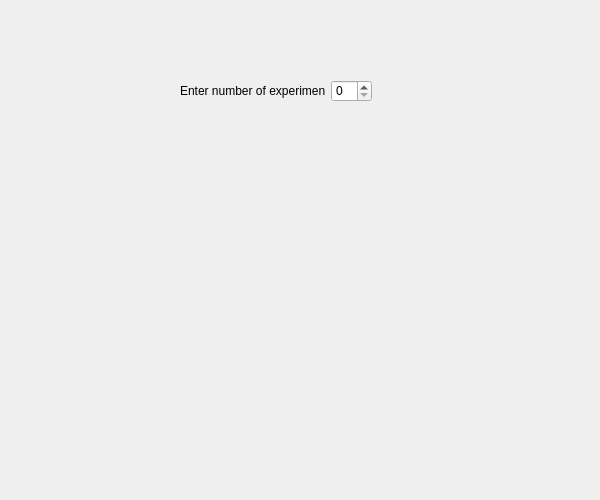
The window that Lab2/card.ui (JuliaNortman/LabWorks) describes before a commit, drawn with Qt 5.
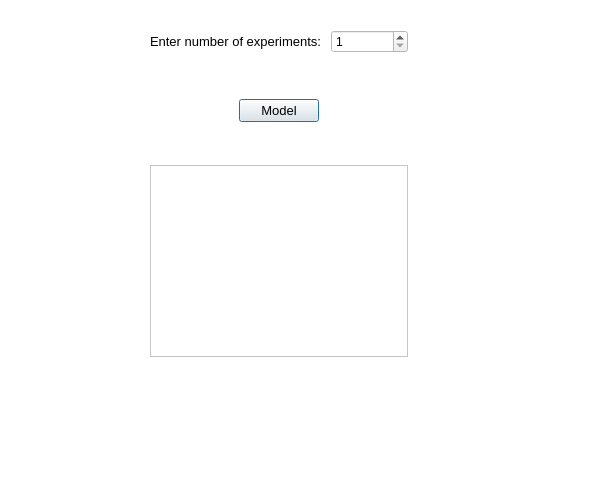
The same window after the commit.

Diff of the .ui file:
```diff
--- a/Lab2/card.ui
+++ b/Lab2/card.ui
@@ -10,28 +10,192 @@
     <height>500</height>
    </rect>
   </property>
+  <property name="palette">
+   <palette>
+    <active>
+     <colorrole role="Base">
+      <brush brushstyle="SolidPattern">
+       <color alpha="255">
+        <red>255</red>
+        <green>255</green>
+        <blue>255</blue>
+       </color>
+      </brush>
+     </colorrole>
+     <colorrole role="Window">
+      <brush brushstyle="SolidPattern">
+       <color alpha="255">
+        <red>255</red>
+        <green>255</green>
+        <blue>255</blue>
+       </color>
+      </brush>
+     </colorrole>
+    </active>
+    <inactive>
+     <colorrole role="Base">
+      <brush brushstyle="SolidPattern">
+       <color alpha="255">
+        <red>255</red>
+        <green>255</green>
+        <blue>255</blue>
+       </color>
+      </brush>
+     </colorrole>
+     <colorrole role="Window">
+      <brush brushstyle="SolidPattern">
+       <color alpha="255">
+        <red>255</red>
+        <green>255</green>
+        <blue>255</blue>
+       </color>
+      </brush>
+     </colorrole>
+    </inactive>
+    <disabled>
+     <colorrole role="Base">
+      <brush brushstyle="SolidPattern">
+       <color alpha="255">
+        <red>255</red>
+        <green>255</green>
+        <blue>255</blue>
+       </color>
+      </brush>
+     </colorrole>
+     <colorrole role="Window">
+      <brush brushstyle="SolidPattern">
+       <color alpha="255">
+        <red>255</red>
+        <green>255</green>
+        <blue>255</blue>
+       </color>
+      </brush>
+     </colorrole>
+    </disabled>
+   </palette>
+  </property>
   <property name="windowTitle">
    <string>Dialog</string>
   </property>
   <widget class="QWidget" name="">
    <property name="geometry">
     <rect>
-     <x>180</x>
-     <y>80</y>
-     <width>192</width>
-     <height>22</height>
+     <x>150</x>
+     <y>30</y>
+     <width>258</width>
+     <height>327</height>
     </rect>
    </property>
-   <layout class="QHBoxLayout" name="horizontalLayout">
+   <layout class="QVBoxLayout" name="verticalLayout_3">
     <item>
-     <widget class="QLabel" name="label">
-      <property name="text">
-       <string>Enter number of experiments: </string>
-      </property>
-     </widget>
+     <layout class="QVBoxLayout" name="verticalLayout_2">
+      <item>
+       <layout class="QVBoxLayout" name="verticalLayout">
+        <item>
+         <layout class="QHBoxLayout" name="horizontalLayout">
+          <item>
+           <widget class="QLabel" name="label">
+            <property name="font">
+             <font>
+              <family>Arial</family>
+              <pointsize>10</pointsize>
+             </font>
+            </property>
+            <property name="text">
+             <string>Enter number of experiments: </string>
+            </property>
+           </widget>
+          </item>
+          <item>
+           <widget class="QSpinBox" name="cardQuantaty">
+            <property name="minimum">
+             <number>1</number>
+            </property>
+            <property name="maximum">
+             <number>36</number>
+            </property>
+           </widget>
+          </item>
+         </layout>
+        </item>
+        <item>
+         <spacer name="verticalSpacer">
+          <property name="orientation">
+           <enum>Qt::Vertical</enum>
+          </property>
+          <property name="sizeHint" stdset="0">
+           <size>
+            <width>20</width>
+            <height>40</height>
+           </size>
+          </property>
+         </spacer>
+        </item>
+        <item>
+         <layout class="QHBoxLayout" name="horizontalLayout_2">
+          <item>
+           <spacer name="horizontalSpacer">
+            <property name="orientation">
+             <enum>Qt::Horizontal</enum>
+            </property>
+            <property name="sizeHint" stdset="0">
+             <size>
+              <width>48</width>
+              <height>20</height>
+             </size>
+            </property>
+           </spacer>
+          </item>
+          <item>
+           <widget class="QPushButton" name="cardModelButton">
+            <property name="font">
+             <font>
+              <family>Arial</family>
+              <pointsize>10</pointsize>
+             </font>
+            </property>
+            <property name="cursor">
+             <cursorShape>PointingHandCursor</cursorShape>
+            </property>
+            <property name="text">
+             <string>Model</string>
+            </property>
+           </widget>
+          </item>
+          <item>
+           <spacer name="horizontalSpacer_2">
+            <property name="orientation">
+             <enum>Qt::Horizontal</enum>
+            </property>
+            <property name="sizeHint" stdset="0">
+             <size>
+              <width>48</width>
+              <height>20</height>
+             </size>
+            </property>
+           </spacer>
+          </item>
+         </layout>
+        </item>
+       </layout>
+      </item>
+      <item>
+       <spacer name="verticalSpacer_2">
+        <property name="orientation">
+         <enum>Qt::Vertical</enum>
+        </property>
+        <property name="sizeHint" stdset="0">
+         <size>
+          <width>20</width>
+          <height>18</height>
+         </size>
+        </property>
+       </spacer>
+      </item>
+     </layout>
     </item>
     <item>
-     <widget class="QSpinBox" name="cardQuantaty"/>
+     <widget class="QTextBrowser" name="cardResult"/>
     </item>
    </layout>
   </widget>
```
Left out of the diff: 67 changed lines with no effect on the pictures.
